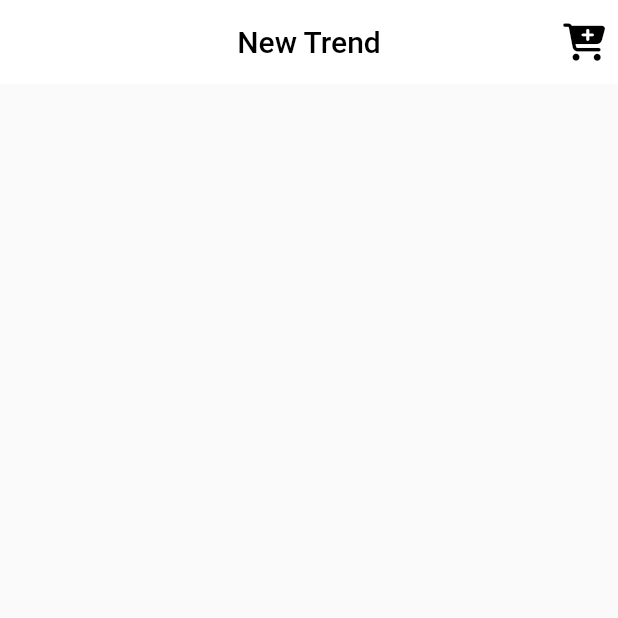
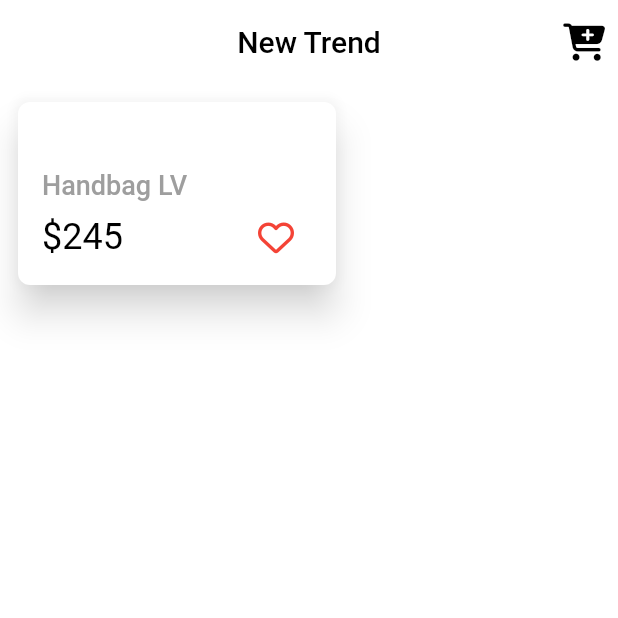
Before and after one commit to YomnaOthmann/Store-App, a Flutter app: the screen it shows after launch, on a phone screen of 412 x 824 dp, the top half of it. Run offline on Flutter 3.47's test engine with Material 2 defaults, Android fonts, the phone set to English and light mode, and no system bars; our stand-ins replace font_awesome_flutter.

Commit message:
init commit

```diff
--- a/lib/view/screens/home_screen.dart
+++ b/lib/view/screens/home_screen.dart
@@ -7,6 +7,7 @@ class HomeScreen extends StatelessWidget {
   @override
   Widget build(BuildContext context) {
     return Scaffold(
+      backgroundColor: Colors.white,
       appBar: AppBar(
         title: const Text(
           "New Trend",
@@ -20,7 +21,62 @@ class HomeScreen extends StatelessWidget {
               )),
         ],
       ),
-      body: Container(),
+      body: Padding(
+        padding: const EdgeInsets.all(8.0),
+        child: SizedBox(
+          height: 130,
+          width: 220,
+          child: Stack(children: [
+            Card(
+              elevation: 10,
+              shadowColor: Colors.grey[200],
+              shape: RoundedRectangleBorder(
+                  borderRadius: BorderRadius.circular(8)),
+              color: Colors.white,
+              child: Padding(
+                padding: const EdgeInsetsDirectional.only(
+                    start: 16.0, top: 30.0, end: 16.0, bottom: 8.0),
+                child: Column(
+                  mainAxisAlignment: MainAxisAlignment.end,
+                  crossAxisAlignment: CrossAxisAlignment.start,
+                  children: [
+                    const Text(
+                      "Handbag LV",
+                      style: TextStyle(
+                        color: Colors.grey,
+                        fontSize: 18,
+                        fontWeight: FontWeight.w500,
+                      ),
+                    ),
+                    Row(
+                      mainAxisAlignment: MainAxisAlignment.spaceBetween,
+                      children: [
+                        const Text(
+                          r"$245",
+                          style: TextStyle(
+                            color: Colors.black,
+                            fontSize: 24,
+                          ),
+                        ),
+                        const SizedBox(
+                          width: 60,
+                        ),
+                        IconButton(
+                          onPressed: () {},
+                          icon: const Icon(
+                            FontAwesomeIcons.heart,
+                            color: Colors.red,
+                          ),
+                        ),
+                      ],
+                    )
+                  ],
+                ),
+              ),
+            ),
+          ]),
+        ),
+      ),
     );
   }
 }
```
Also changed, not shown: lib/view/widgets/product_card.dart (added, +51 -0 lines).
